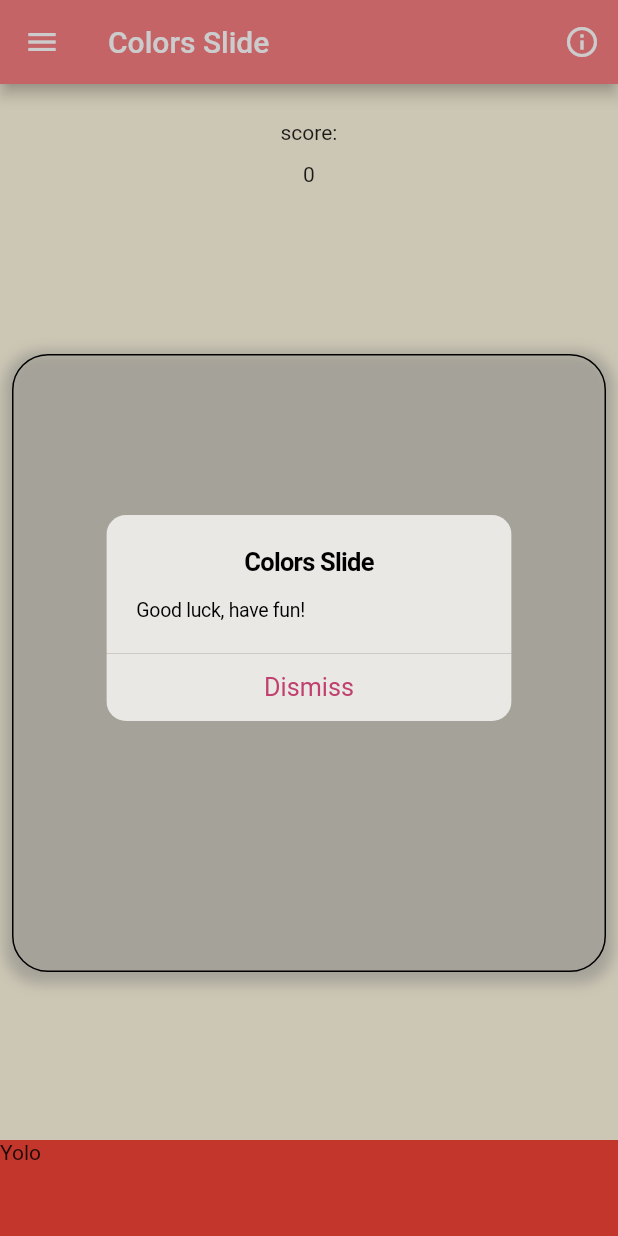
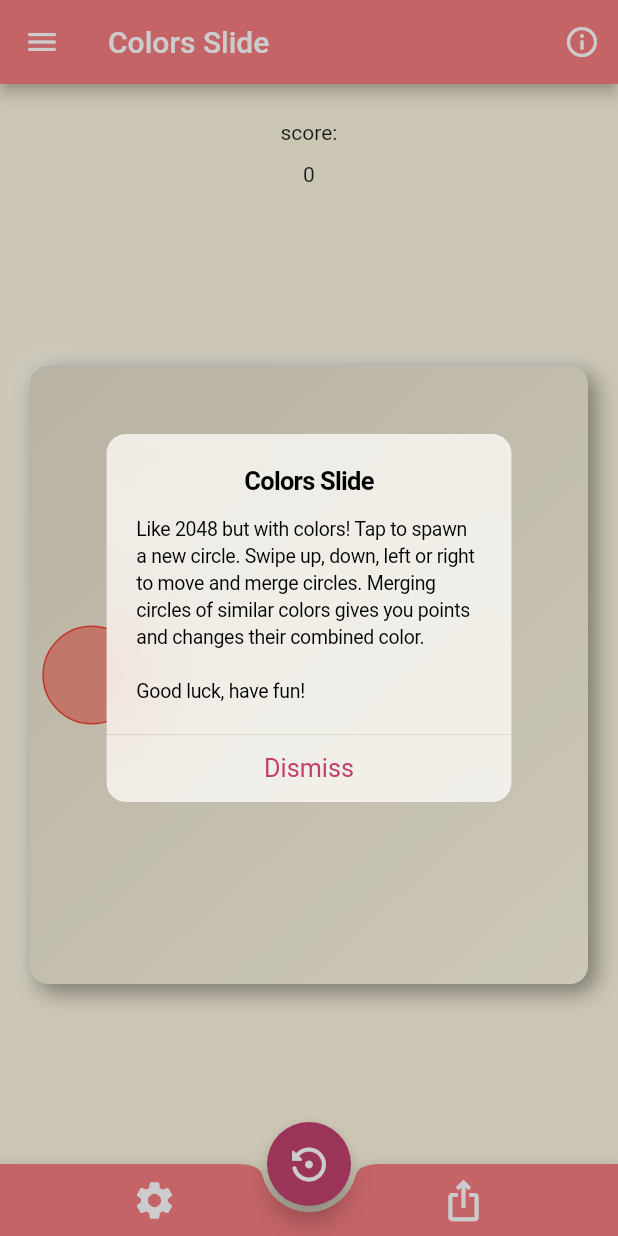
Before and after one commit to DanKheadies/corso_games_app, a Flutter app: the ColorsSlideScreen screen opened by its route, after a tap on the "info outline" icon, on a phone screen of 412 x 824 dp. Run offline on Flutter 3.47's test engine with Material 2 defaults, Android fonts, the phone set to English and light mode, and no system bars; drawn by our look-alikes of flutter_neumorphic; our stand-ins replace animated_text_kit.

Commit message:
App icons and stable Colors Slide (pre settings and share)

```diff
--- a/lib/screens/colors_slide_screen.dart
+++ b/lib/screens/colors_slide_screen.dart
@@ -1,36 +1,121 @@
+import 'dart:async';
+
 import 'package:flutter/material.dart';
 
 import 'package:corso_games_app/widgets/colors_slide/controller.dart';
 import 'package:corso_games_app/widgets/colors_slide/game_board.dart';
+import 'package:corso_games_app/widgets/colors_slide/game_piece.dart';
 import 'package:corso_games_app/widgets/colors_slide/score.dart';
 import 'package:corso_games_app/widgets/screen_wrapper.dart';
 
-class ColorsSlideScreen extends StatelessWidget {
+class ColorsSlideScreen extends StatefulWidget {
   static const String id = 'colors-slide';
 
   const ColorsSlideScreen({Key? key}) : super(key: key);
+
+  @override
+  State<ColorsSlideScreen> createState() => _ColorsSlideScreenState();
+}
+
+class _ColorsSlideScreenState extends State<ColorsSlideScreen> {
+  late StreamSubscription _eventStream;
+  List<GamePiece> pieces = [];
+
+  @override
+  void initState() {
+    super.initState();
+    setState(() {
+      pieces = [];
+    });
+    _eventStream = Controller.listen(onAction);
+    Controller.start();
+  }
+
+  void onAction(dynamic data) {
+    setState(() {
+      pieces = Controller.pieces;
+    });
+  }
+
+  @override
+  void dispose() {
+    super.dispose();
+    _eventStream.cancel();
+  }
 
   @override
   Widget build(BuildContext context) {
     return ScreenWrapper(
       title: 'Colors Slide',
       infoTitle: 'Colors Slide',
-      infoDetails: 'Good luck, have fun!',
-      children: Column(
+      infoDetails:
+          'Like 2048 but with colors! Tap to spawn a new circle. Swipe up, down, left or right to move and merge circles. Merging circles of similar colors gives you points and changes their combined color.\n\nGood luck, have fun!',
+      content: Column(
         mainAxisAlignment: MainAxisAlignment.spaceBetween,
         children: [
-          const ScoreView(),
-          const GameBoard(),
-          Container(
-            height: 64,
-            width: double.infinity,
-            decoration: BoxDecoration(
-              color: Colors.red,
-            ),
-            child: Text('Yolo'),
-          ),
+          ScoreView(pieces: pieces),
+          GameBoard(pieces: pieces),
+          const SizedBox(),
         ],
       ),
+      bottomBar: BottomAppBar(
+        color: Theme.of(context).colorScheme.tertiary,
+        shape: const CircularNotchedRectangle(),
+        child: Row(
+          mainAxisAlignment: MainAxisAlignment.spaceAround,
+          children: [
+            IconButton(
+              tooltip: 'Settings',
+              icon: const Icon(
+                Icons.settings,
+                color: Colors.white,
+                size: 30,
+              ),
+              onPressed: () {},
+            ),
+            IconButton(
+              tooltip: 'Restart',
+              icon: const Icon(
+                Icons.ios_share_outlined,
+                color: Colors.white,
+                size: 30,
+              ),
+              onPressed: () {},
+            ),
+          ],
+        ),
+      ),
+      floatingButton: FloatingActionButton(
+        onPressed: () {},
+        tooltip: 'Reset',
+        backgroundColor: Theme.of(context).colorScheme.primary,
+        child: pieces.isNotEmpty
+            ? IconButton(
+                tooltip: 'Restart',
+                icon: const Icon(
+                  Icons.settings_backup_restore_rounded,
+                  color: Colors.white,
+                  size: 30,
+                ),
+                onPressed: () {
+                  setState(() {
+                    pieces = [];
+                  });
+                  Controller.restart();
+                },
+              )
+            : IconButton(
+                highlightColor: Theme.of(context).colorScheme.tertiary,
+                tooltip: '',
+                icon: Icon(
+                  Icons.settings_backup_restore_rounded,
+                  color: Theme.of(context).colorScheme.tertiary,
+                  size: 40,
+                ),
+                onPressed: () {},
+              ),
+      ),
+      floatingButtonLoc: FloatingActionButtonLocation.centerDocked,
     );
   }
 }
--- a/lib/screens/dino_run_screen.dart
+++ b/lib/screens/dino_run_screen.dart
@@ -14,7 +14,8 @@ class DinoRunScreen extends StatelessWidget {
       title: 'Dino Run',
       infoTitle: 'Dino Run',
       infoDetails: 'Good luck, have fun!',
-      children: ComingSoon(),
+      content: ComingSoon(),
+      bottomBar: BottomAppBar(),
     );
   }
 }
--- a/lib/screens/games_screen.dart
+++ b/lib/screens/games_screen.dart
@@ -20,7 +20,7 @@ class GamesScreen extends StatelessWidget {
       infoTitle: 'Corso Games',
       infoDetails:
           'Enjoy the games, and if you have a problem, send an email to support@holisticgaming.com. \n\nGood luck, have fun!',
-      children: GridView.count(
+      content: GridView.count(
         padding: const EdgeInsets.all(25),
         mainAxisSpacing: 10,
         crossAxisSpacing: 25,
@@ -68,6 +68,7 @@ class GamesScreen extends StatelessWidget {
           ),
         ],
       ),
+      bottomBar: const BottomAppBar(),
     );
   }
 }
--- a/lib/screens/minesweeper_screen.dart
+++ b/lib/screens/minesweeper_screen.dart
@@ -14,7 +14,8 @@ class MinesweeperScreen extends StatelessWidget {
       title: 'Minesweeper',
       infoTitle: 'Minesweeper',
       infoDetails: 'Good luck, have fun!',
-      children: ComingSoon(),
+      content: ComingSoon(),
+      bottomBar: BottomAppBar(),
     );
   }
 }
--- a/lib/screens/nonograms_screen.dart
+++ b/lib/screens/nonograms_screen.dart
@@ -14,7 +14,8 @@ class NonogramsScreen extends StatelessWidget {
       title: 'Nonograms',
       infoTitle: 'Nonograms',
       infoDetails: 'Good luck, have fun!',
-      children: ComingSoon(),
+      content: ComingSoon(),
+      bottomBar: BottomAppBar(),
     );
   }
 }
--- a/lib/screens/slide_to_slide_screen.dart
+++ b/lib/screens/slide_to_slide_screen.dart
@@ -14,7 +14,8 @@ class SlideToSlideScreen extends StatelessWidget {
       title: 'Slide to Slide',
       infoTitle: 'Slide to Slide',
       infoDetails: 'Good luck, have fun!',
-      children: ComingSoon(),
+      content: ComingSoon(),
+      bottomBar: BottomAppBar(),
     );
   }
 }
--- a/lib/widgets/colors_slide/controller.dart
+++ b/lib/widgets/colors_slide/controller.dart
@@ -19,6 +19,8 @@ class Controller {
   static Random rnd = Random();
   static List<GamePiece> _pieces = [];
   static Map<Point, GamePiece> index = {};
+
+  static int gridSize = 5;
 
   static get pieces => _pieces;
 
@@ -72,13 +74,14 @@ class Controller {
 
     bus.add(null);
 
-    if (_pieces.length > 48) {
-      start();
-    } // Game Over
+    if (_pieces.length == (gridSize * gridSize)) {
+      print('Can\'t move anymore.');
+      return;
+    }
 
-    Point p = const Point(0, 0);
-    while (p == const Point(0, 0) || index.containsKey(p)) {
-      p = Point(rnd.nextInt(6), rnd.nextInt(6));
+    Point p = Point(rnd.nextInt(gridSize), rnd.nextInt(gridSize));
+    while (index.containsKey(p)) {
+      p = Point(rnd.nextInt(gridSize), rnd.nextInt(gridSize));
     }
 
     addPiece(
@@ -94,16 +97,16 @@ class Controller {
   static void process(Direction direction) {
     switch (direction) {
       case (Direction.up):
-        scan(0, 7, 1, Axis.vertical);
+        scan(0, gridSize, 1, Axis.vertical);
         break;
       case (Direction.down):
-        scan(6, -1, -1, Axis.vertical);
+        scan(gridSize - 1, -1, -1, Axis.vertical);
         break;
       case Direction.left:
-        scan(0, 7, 1, Axis.horizontal);
+        scan(0, gridSize, 1, Axis.horizontal);
         break;
       case Direction.right:
-        scan(6, -1, -1, Axis.horizontal);
+        scan(gridSize - 1, -1, -1, Axis.horizontal);
         break;
 
       default:
@@ -118,7 +121,7 @@ class Controller {
     Axis axis,
   ) {
     for (int j = start; j != end; j += op) {
-      for (int k = 0; k != 7; k++) {
+      for (int k = 0; k != gridSize; k++) {
         Point p = axis == Axis.vertical ? Point(k, j) : Point(j, k);
         if (index.containsKey(p)) {
           check(start, op, axis, index[p]);
@@ -159,7 +162,9 @@ class Controller {
   }
 
   static void merge(GamePiece source, GamePiece? target) {
-    if (source.value == 6) {
+    // see final List<Color> colors = const [ (in game_piece.dart)
+    // [totalColors] - 1 = numBelow
+    if (source.value == 12) {
       index.remove(source.position);
       index.remove(target!.position);
       _pieces.remove(source);
@@ -186,4 +191,11 @@ class Controller {
     index = {};
     on(const Offset(1, 0));
   }
+
+  static void restart() {
+    _pieces = [];
+    index = {};
+    score.value = 0;
+    on(const Offset(1, 0));
+  }
 }
--- a/lib/widgets/colors_slide/game_board.dart
+++ b/lib/widgets/colors_slide/game_board.dart
@@ -1,26 +1,24 @@
 import 'dart:async';
-import 'package:flutter/material.dart';
+
+import 'package:flutter_neumorphic/flutter_neumorphic.dart';
+
 import 'package:corso_games_app/widgets/colors_slide/controller.dart';
 import 'package:corso_games_app/widgets/colors_slide/game_piece.dart';
 
 class GameBoard extends StatefulWidget {
-  const GameBoard({Key? key}) : super(key: key);
+  const GameBoard({
+    Key? key,
+    required this.pieces,
+  }) : super(key: key);
+
+  final List<GamePiece> pieces;
 
   @override
   State<GameBoard> createState() => _GameBoardState();
 }
 
 class _GameBoardState extends State<GameBoard> {
-  late StreamSubscription _eventStream;
   Offset dragOffset = const Offset(0, 0);
-
-  List<GamePiece> pieces = [];
-
-  void onTurn(dynamic data) {
-    setState(() {
-      pieces = Controller.pieces;
-    });
-  }
 
   void onGesture(DragUpdateDetails ev) {
     dragOffset = Offset(
@@ -31,18 +29,10 @@ class _GameBoardState extends State<GameBoard> {
 
   void onPanEnd(DragEndDetails ev) {
     Controller.on(dragOffset);
-  }
-
-  @override
-  void initState() {
-    super.initState();
-    _eventStream = Controller.listen(onTurn);
-  }
-
-  @override
-  void dispose() {
-    super.dispose();
-    _eventStream.cancel();
+    Timer(
+      const Duration(milliseconds: 300),
+      () => dragOffset = const Offset(0, 0),
+    );
   }
 
   @override
@@ -54,29 +44,26 @@ class _GameBoardState extends State<GameBoard> {
       onPanUpdate: onGesture,
       onPanEnd: onPanEnd,
       child: Center(
-        child: Container(
-          margin: const EdgeInsets.all(8),
-          decoration: BoxDecoration(
-            boxShadow: [
-              BoxShadow(
-                color: Colors.grey.withOpacity(0.5),
-                spreadRadius: 5,
-                blurRadius: 7,
-                offset: const Offset(0, 3), // changes position of shadow
+        child: Padding(
+          padding: const EdgeInsets.all(20),
+          child: Neumorphic(
+            style: NeumorphicStyle(
+              shape: NeumorphicShape.concave,
+              boxShape: NeumorphicBoxShape.roundRect(BorderRadius.circular(12)),
+              depth: 10,
+              intensity: 0.75,
+              surfaceIntensity: 0.25,
+              lightSource: LightSource.topLeft,
+              color: Theme.of(context).colorScheme.secondary,
+            ),
+            child: SizedBox(
+              width: root,
+              height: root,
+              child: Stack(
+                key: UniqueKey(),
+                children: widget.pieces,
               ),
-            ],
-            border: Border.all(
-              // color: Colors.cyan.withOpacity(0.4),
-              color: Colors.black,
-              width: 1,
             ),
-            borderRadius: BorderRadius.circular(24),
-          ),
-          width: root,
-          height: root,
-          child: Stack(
-            key: UniqueKey(),
-            children: pieces,
           ),
         ),
       ),
--- a/lib/widgets/colors_slide/game_piece.dart
+++ b/lib/widgets/colors_slide/game_piece.dart
@@ -13,6 +13,8 @@ class GamePieceModel extends ChangeNotifier {
     prev = initialPoint(initialDirection);
   }
 
+  int gridSize = Controller.gridSize;
+
   late int value;
   late Point position;
   late Point prev;
@@ -22,13 +24,13 @@ class GamePieceModel extends ChangeNotifier {
   Point initialPoint(Direction direction) {
     switch (initialDirection) {
       case Direction.up:
-        return Point(position.x, 6);
+        return Point(position.x, gridSize - 1);
 
       case Direction.down:
         return Point(position.x, 0);
 
       case Direction.left:
-        return Point(6, position.y);
+        return Point(gridSize - 1, position.y);
 
       case Direction.right:
         return Point(0, position.y);
@@ -94,9 +96,15 @@ class GamePieceView extends AnimatedWidget {
     Colors.orange,
     Colors.yellow,
     Colors.green,
+    Colors.cyan,
     Colors.blue,
     Colors.indigo,
     Colors.purple,
+    Colors.black,
+    Colors.pinkAccent,
+    Colors.lime,
+    Colors.teal,
+    Colors.grey,
   ];
 
   @override
@@ -104,12 +112,12 @@ class GamePieceView extends AnimatedWidget {
     model.prev = model.position;
 
     Size size = MediaQuery.of(context).size;
-    double itemSize = size.width / 7;
+    double itemSize = size.width / model.gridSize;
 
     return Align(
       alignment: FractionalOffset(
-        x.value / 6,
-        y.value / 6,
+        x.value / (model.gridSize - 1),
+        y.value / (model.gridSize - 1),
       ),
       child: Container(
         constraints: BoxConstraints(
@@ -121,12 +129,11 @@ class GamePieceView extends AnimatedWidget {
         child: Align(
           alignment: Alignment.center,
           child: Container(
-            height: itemSize * .7,
-            width: itemSize * .7,
+            height: itemSize * .8, // .7   (model.gridSize / 10)
+            width: itemSize * .8, // .7   (model.gridSize / 10)
             padding: const EdgeInsets.all(3),
             decoration: BoxDecoration(
-              color: colors[model.value].withOpacity(0.25),
-              // color: Colors.black,
+              color: colors[model.value].withOpacity(0.5),
               border: Border.all(
                 color: colors[model.value],
                 width: 1,
--- a/lib/widgets/colors_slide/score.dart
+++ b/lib/widgets/colors_slide/score.dart
@@ -2,6 +2,7 @@ import 'package:flutter/material.dart';
 import 'package:provider/provider.dart';
 
 import 'package:corso_games_app/widgets/colors_slide/controller.dart';
+import 'package:corso_games_app/widgets/colors_slide/game_piece.dart';
 
 class ScoreModel extends ChangeNotifier {
   ScoreModel();
@@ -14,9 +15,19 @@ class ScoreModel extends ChangeNotifier {
   }
 }
 
-class ScoreView extends StatelessWidget {
-  const ScoreView({Key? key}) : super(key: key);
+class ScoreView extends StatefulWidget {
+  const ScoreView({
+    Key? key,
+    required this.pieces,
+  }) : super(key: key);
 
+  final List<GamePiece> pieces;
+
+  @override
+  State<ScoreView> createState() => _ScoreViewState();
+}
+
+class _ScoreViewState extends State<ScoreView> {
   @override
   Widget build(BuildContext context) {
     // TextStyle style = Theme.of(context).textTheme.headline6.copyWith(fontWeight: FontWeight.w300,);
@@ -26,15 +37,17 @@ class ScoreView extends StatelessWidget {
         builder: (context, model, child) {
           return Column(
             children: [
-              const Padding(
-                padding: EdgeInsets.only(
+              Padding(
+                padding: const EdgeInsets.only(
                   top: 24,
                   bottom: 12,
                 ),
-                child: Text('score:'),
+                child: Text(
+                  widget.pieces.isNotEmpty ? 'score:' : 'tap or swipe to start',
+                ),
               ),
               Text(
-                model.value.toString(),
+                widget.pieces.isNotEmpty ? model.value.toString() : '',
                 // style: style,
               ),
             ],
--- a/lib/widgets/screen_wrapper.dart
+++ b/lib/widgets/screen_wrapper.dart
@@ -9,13 +9,19 @@ class ScreenWrapper extends StatelessWidget {
     required this.title,
     required this.infoTitle,
     required this.infoDetails,
-    required this.children,
+    required this.content,
+    required this.bottomBar,
+    this.floatingButton,
+    this.floatingButtonLoc,
   }) : super(key: key);
 
   final String title;
   final String infoTitle;
   final String infoDetails;
-  final Widget children;
+  final Widget content;
+  final Widget bottomBar;
+  final Widget? floatingButton;
+  final FloatingActionButtonLocation? floatingButtonLoc;
 
   @override
   Widget build(BuildContext context) {
@@ -36,7 +42,10 @@ class ScreenWrapper extends StatelessWidget {
         ],
       ),
       drawer: const GamesDrawer(),
-      body: children,
+      body: content,
+      bottomNavigationBar: bottomBar,
+      floatingActionButton: floatingButton,
+      floatingActionButtonLocation: floatingButtonLoc,
     );
   }
 }
--- a/pubspec.yaml
+++ b/pubspec.yaml
@@ -1,5 +1,5 @@
 name: corso_games_app
-description: A new Flutter project.
+description: A Collection of Flutter Games
 
 # The following line prevents the package from being accidentally published to
 # pub.dev using `flutter pub publish`. This is preferred for private packages.
```
Also changed, not shown: assets/images/cg-0.png (added), assets/images/cg-1.png (added), assets/images/cg-1024.png (added), 38 other files.
